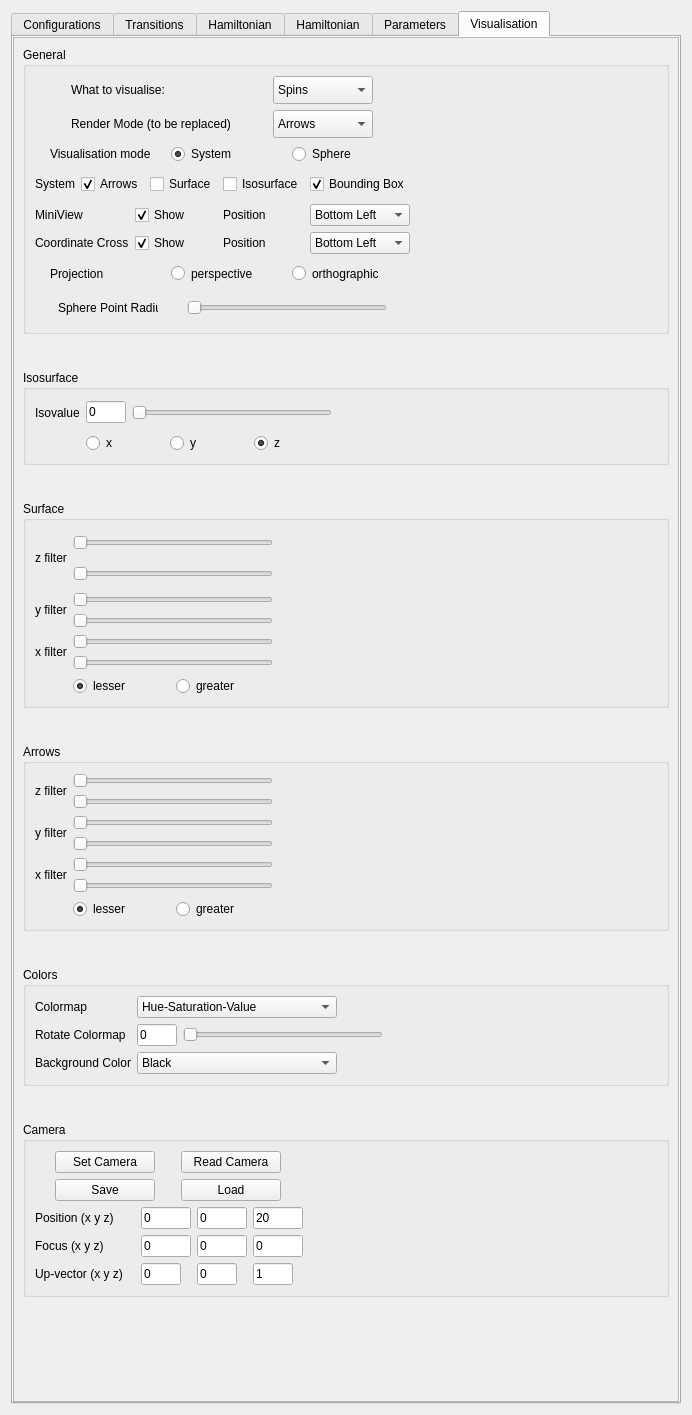
Old version of the form ui-qt/ui/SettingsWidget.ui in the repository spirit-code/spirit.
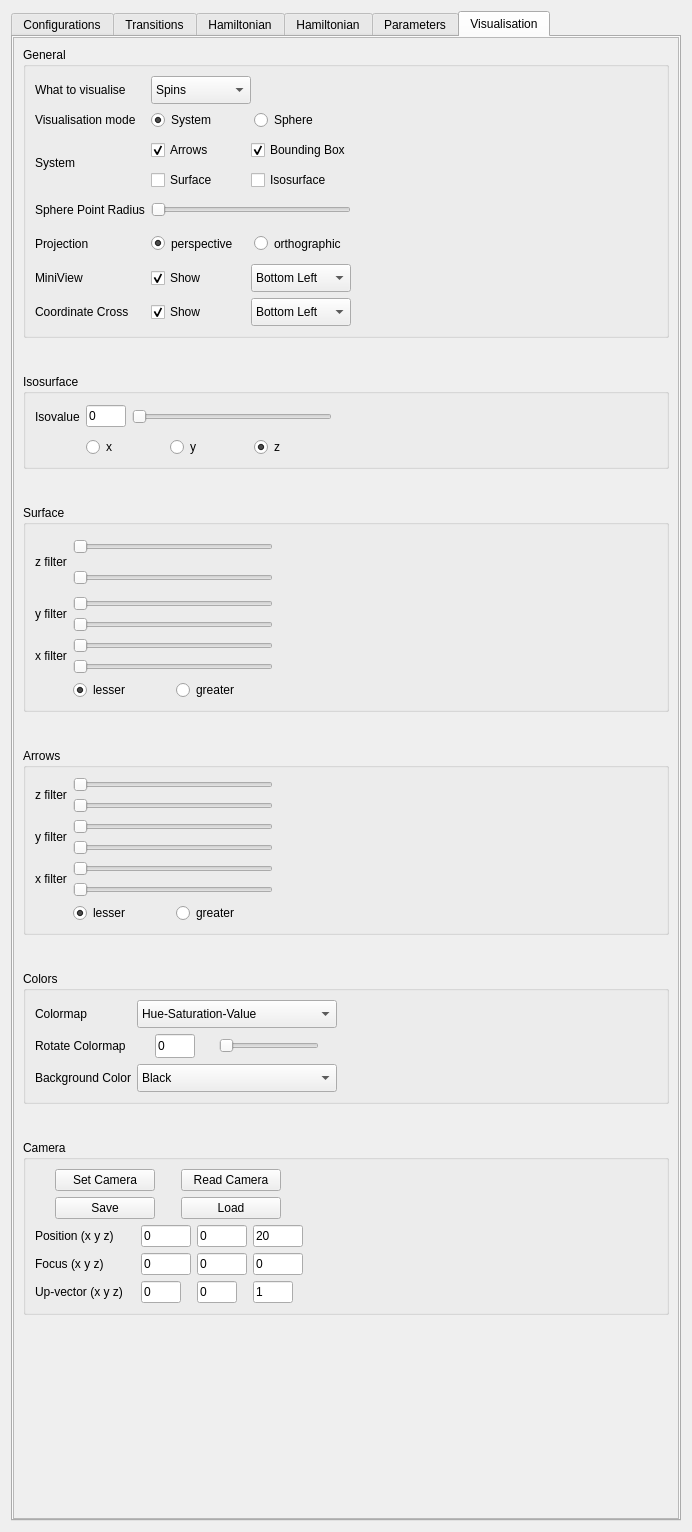
New version of the form. The open tabs and pages were chosen to show the change.

Commit message: UI-QT: improved visualisation settings tab.

Diff of the .ui file:
```diff
--- a/ui-qt/ui/SettingsWidget.ui
+++ b/ui-qt/ui/SettingsWidget.ui
@@ -7,7 +7,7 @@
     <x>0</x>
     <y>0</y>
     <width>692</width>
-    <height>1415</height>
+    <height>1532</height>
    </rect>
   </property>
   <property name="sizePolicy">
@@ -73,8 +73,8 @@
            <rect>
             <x>0</x>
             <y>0</y>
-            <width>666</width>
-            <height>1369</height>
+            <width>662</width>
+            <height>1479</height>
            </rect>
           </property>
           <layout class="QVBoxLayout" name="verticalLayout_3">
@@ -218,6 +218,22 @@
              </item>
             </layout>
            </item>
+           <item>
+            <spacer name="verticalSpacer_17">
+             <property name="orientation">
+              <enum>Qt::Vertical</enum>
+             </property>
+             <property name="sizeType">
+              <enum>QSizePolicy::Maximum</enum>
+             </property>
+             <property name="sizeHint" stdset="0">
+              <size>
+               <width>20</width>
+               <height>30</height>
+              </size>
+             </property>
+            </spacer>
+           </item>
            <item>
             <widget class="QGroupBox" name="groupBox_11">
              <property name="title">
@@ -1288,8 +1304,8 @@
            <rect>
             <x>0</x>
             <y>0</y>
-            <width>666</width>
-            <height>1369</height>
+            <width>662</width>
+            <height>1479</height>
            </rect>
           </property>
           <layout class="QVBoxLayout" name="verticalLayout_5">
@@ -1567,8 +1583,8 @@
            <rect>
             <x>0</x>
             <y>0</y>
-            <width>666</width>
-            <height>1322</height>
+            <width>662</width>
+            <height>1425</height>
            </rect>
           </property>
           <layout class="QGridLayout" name="gridLayout_6">
@@ -2230,8 +2246,8 @@
            <rect>
             <x>0</x>
             <y>0</y>
-            <width>666</width>
-            <height>1322</height>
+            <width>662</width>
+            <height>1425</height>
            </rect>
           </property>
           <layout class="QGridLayout" name="gridLayout_29">
@@ -2696,8 +2712,8 @@
            <rect>
             <x>0</x>
             <y>0</y>
-            <width>666</width>
-            <height>1369</height>
+            <width>662</width>
+            <height>1479</height>
            </rect>
           </property>
           <layout class="QGridLayout" name="gridLayout_13">
@@ -3108,8 +3124,8 @@
            <rect>
             <x>0</x>
             <y>0</y>
-            <width>666</width>
-            <height>1369</height>
+            <width>662</width>
+            <height>1479</height>
            </rect>
           </property>
           <layout class="QVBoxLayout" name="verticalLayout_4">
@@ -3119,7 +3135,281 @@
               <string>General</string>
              </property>
              <layout class="QGridLayout" name="gridLayout_61">
-              <item row="2" column="6">
+              <item row="2" column="2">
+               <layout class="QGridLayout" name="gridLayout_76">
+                <item row="0" column="2">
+                 <widget class="QRadioButton" name="radioButton_vismode_sphere">
+                  <property name="maximumSize">
+                   <size>
+                    <width>100</width>
+                    <height>16777215</height>
+                   </size>
+                  </property>
+                  <property name="text">
+                   <string>Sphere</string>
+                  </property>
+                  <attribute name="buttonGroup">
+                   <string notr="true">buttonGroup_2</string>
+                  </attribute>
+                 </widget>
+                </item>
+                <item row="0" column="0">
+                 <widget class="QRadioButton" name="radioButton_vismode_system">
+                  <property name="maximumSize">
+                   <size>
+                    <width>100</width>
+                    <height>16777215</height>
+                   </size>
+                  </property>
+                  <property name="text">
+                   <string>System</string>
+                  </property>
+                  <property name="checked">
+                   <bool>true</bool>
+                  </property>
+                  <attribute name="buttonGroup">
+                   <string notr="true">buttonGroup_2</string>
+                  </attribute>
+                 </widget>
+                </item>
+               </layout>
+              </item>
+              <item row="1" column="0">
+               <widget class="QLabel" name="label_22">
+                <property name="minimumSize">
+                 <size>
+                  <width>0</width>
+                  <height>28</height>
+                 </size>
+                </property>
+                <property name="maximumSize">
+                 <size>
+                  <width>120</width>
+                  <height>16777215</height>
+                 </size>
+                </property>
+                <property name="text">
+                 <string>What to visualise</string>
+                </property>
+               </widget>
+              </item>
+              <item row="5" column="0">
+               <widget class="QLabel" name="label_46">
+                <property name="minimumSize">
+                 <size>
+                  <width>0</width>
+                  <height>28</height>
+                 </size>
+                </property>
+                <property name="maximumSize">
+                 <size>
+                  <width>100</width>
+                  <height>16777215</height>
+                 </size>
+                </property>
+                <property name="text">
+                 <string>Projection</string>
+                </property>
+               </widget>
+              </item>
+              <item row="2" column="0">
+               <widget class="QLabel" name="label_55">
+                <property name="maximumSize">
+                 <size>
+                  <width>120</width>
+                  <height>16777215</height>
+                 </size>
+                </property>
+                <property name="text">
+                 <string>Visualisation mode</string>
+                </property>
+               </widget>
+              </item>
+              <item row="3" column="0">
+               <widget class="QLabel" name="label_56">
+                <property name="maximumSize">
+                 <size>
+                  <width>100</width>
+                  <height>16777215</height>
+                 </size>
+                </property>
+                <property name="text">
+                 <string>System</string>
+                </property>
+               </widget>
+              </item>
+              <item row="4" column="2">
+               <widget class="QSlider" name="horizontalSlider_spherePointSize">
+                <property name="minimumSize">
+                 <size>
+                  <width>0</width>
+                  <height>25</height>
+                 </size>
+                </property>
+                <property name="maximumSize">
+                 <size>
+                  <width>200</width>
+                  <height>16777215</height>
+                 </size>
+                </property>
+                <property name="orientation">
+                 <enum>Qt::Horizontal</enum>
+                </property>
+               </widget>
+              </item>
+              <item row="4" column="0">
+               <widget class="QLabel" name="label_47">
+                <property name="minimumSize">
+                 <size>
+                  <width>0</width>
+                  <height>28</height>
+                 </size>
+                </property>
+                <property name="maximumSize">
+                 <size>
+                  <width>130</width>
+                  <height>16777215</height>
+                 </size>
+                </property>
+                <property name="text">
+                 <string>Sphere Point Radius</string>
+                </property>
+               </widget>
+              </item>
+              <item row="7" column="2">
+               <layout class="QGridLayout" name="gridLayout_74">
+                <item row="0" column="0">
+                 <widget class="QCheckBox" name="checkBox_showCoordinateSystem">
+                  <property name="maximumSize">
+                   <size>
+                    <width>100</width>
+                    <height>16777215</height>
+                   </size>
+                  </property>
+                  <property name="text">
+                   <string>Show</string>
+                  </property>
+                  <property name="checked">
+                   <bool>true</bool>
+                  </property>
+                 </widget>
+                </item>
+                <item row="0" column="1">
+                 <widget class="QComboBox" name="comboBox_coordinateSystemPosition">
+                  <property name="minimumSize">
+                   <size>
+                    <width>0</width>
+                    <height>28</height>
+                   </size>
+                  </property>
+                  <property name="maximumSize">
+                   <size>
+                    <width>100</width>
+                    <height>16777215</height>
+                   </size>
+                  </property>
+                  <item>
+                   <property name="text">
+                    <string>Bottom Left</string>
+                   </property>
+                  </item>
+                  <item>
+                   <property name="text">
+                    <string>Bottom Right</string>
+                   </property>
+                  </item>
+                  <item>
+                   <property name="text">
+                    <string>Top Left</string>
+                   </property>
+                  </item>
+                  <item>
+                   <property name="text">
+                    <string>Top Right</string>
+                   </property>
+                  </item>
+                 </widget>
+                </item>
+               </layout>
+              </item>
+              <item row="6" column="0">
+               <widget class="QLabel" name="label_57">
+                <property name="maximumSize">
+                 <size>
+                  <width>100</width>
+                  <height>16777215</height>
+                 </size>
+                </property>
+                <property name="text">
+                 <string>MiniView</string>
+                </property>
+               </widget>
+              </item>
+              <item row="7" column="0">
+               <widget class="QLabel" name="label_58">
+                <property name="maximumSize">
+                 <size>
+                  <width>120</width>
+                  <height>16777215</height>
+                 </size>
+                </property>
+                <property name="text">
+                 <string>Coordinate Cross</string>
+                </property>
+               </widget>
+              </item>
+              <item row="5" column="2">
+               <layout class="QHBoxLayout" name="horizontalLayout">
+                <item>
+                 <widget class="QRadioButton" name="radioButton_perspectiveProjection">
+                  <property name="minimumSize">
+                   <size>
+                    <width>0</width>
+                    <height>25</height>
+                   </size>
+                  </property>
+                  <property name="maximumSize">
+                   <size>
+                    <width>100</width>
+                    <height>16777215</height>
+                   </size>
+                  </property>
+                  <property name="text">
+                   <string>perspective</string>
+                  </property>
+                  <property name="checked">
+                   <bool>true</bool>
+                  </property>
+                  <attribute name="buttonGroup">
+                   <string notr="true">buttonGroup</string>
+                  </attribute>
+                 </widget>
+                </item>
+                <item>
+                 <widget class="QRadioButton" name="radioButton_orthographicProjection">
+                  <property name="minimumSize">
+                   <size>
+                    <width>0</width>
+                    <height>25</height>
+                   </size>
+                  </property>
+                  <property name="maximumSize">
+                   <size>
+                    <width>100</width>
+                    <height>16777215</height>
+                   </size>
+                  </property>
+                  <property name="text">
+                   <string>orthographic</string>
+                  </property>
+                  <attribute name="buttonGroup">
+                   <string notr="true">buttonGroup</string>
+                  </attribute>
+                 </widget>
+                </item>
+               </layout>
+              </item>
+              <item row="1" column="4">
                <spacer name="horizontalSpacer_21">
                 <property name="orientation">
                  <enum>Qt::Horizontal</enum>
@@ -3132,38 +3422,9 @@
                 </property>
                </spacer>
               </item>
-              <item row="3" column="1">
+              <item row="3" column="2">
                <layout class="QGridLayout" name="gridLayout_67">
-                <item row="0" column="0">
-                 <widget class="QLabel" name="label_56">
-                  <property name="maximumSize">
-                   <size>
-                    <width>100</width>
-                    <height>16777215</height>
-                   </size>
-                  </property>
-                  <property name="text">
-                   <string>System</string>
-                  </property>
-                 </widget>
-                </item>
-                <item row="0" column="1">
-                 <widget class="QCheckBox" name="checkBox_show_arrows">
-                  <property name="maximumSize">
-                   <size>
-                    <width>100</width>
-                    <height>16777215</height>
-                   </size>
-                  </property>
-                  <property name="text">
-                   <string>Arrows</string>
-                  </property>
-                  <property name="checked">
-                   <bool>true</bool>
-                  </property>
-                 </widget>
-                </item>
-                <item row="0" column="3">
+                <item row="2" column="4">
                  <widget class="QCheckBox" name="checkBox_show_isosurface">
                   <property name="maximumSize">
                    <size>
@@ -3176,7 +3437,7 @@
                   </property>
                  </widget>
                 </item>
-                <item row="0" column="2">
+                <item row="2" column="1">
                  <widget class="QCheckBox" name="checkBox_show_surface">
                   <property name="maximumSize">
                    <size>
@@ -3189,6 +3450,22 @@
                   </property>
                  </widget>
                 </item>
+                <item row="0" column="1">
+                 <widget class="QCheckBox" name="checkBox_show_arrows">
+                  <property name="maximumSize">
+                   <size>
+                    <width>100</width>
+                    <height>16777215</height>
+                   </size>
+                  </property>
+                  <property name="text">
+                   <string>Arrows</string>
+                  </property>
+                  <property name="checked">
+                   <bool>true</bool>
+                  </property>
+                 </widget>
+                </item>
                 <item row="0" column="4">
                  <widget class="QCheckBox" name="checkBox_showBoundingBox">
                   <property name="minimumSize">
@@ -3213,9 +3490,9 @@
                 </item>
                </layout>
               </item>
-              <item row="4" column="1">
+              <item row="6" column="2">
                <layout class="QGridLayout" name="gridLayout_73">
-                <item row="0" column="1">
+                <item row="0" column="0">
                  <widget class="QCheckBox" name="checkBox_showMiniView">
                   <property name="maximumSize">
                    <size>
@@ -3231,112 +3508,20 @@
                   </property>
                  </widget>
                 </item>
-                <item row="0" column="0">
-                 <widget class="QLabel" name="label_57">
-                  <property name="maximumSize">
-                   <size>
-                    <width>100</width>
-                    <height>16777215</height>
-                   </size>
-                  </property>
-                  <property name="text">
-                   <string>MiniView</string>
-                  </property>
-                 </widget>
-                </item>
-                <item row="0" column="3">
+                <item row="0" column="2">
                  <widget class="QComboBox" name="comboBox_miniViewPosition">
-                  <property name="maximumSize">
+                  <property name="minimumSize">
                    <size>
-                    <width>100</width>
-                    <height>16777215</height>
+                    <width>0</width>
+                    <height>28</height>
                    </size>
                   </property>
-                  <item>
-                   <property name="text">
-                    <string>Bottom Left</string>
-                   </property>
-                  </item>
-                  <item>
-                   <property name="text">
-                    <string>Bottom Right</string>
-                   </property>
-                  </item>
-                  <item>
-                   <property name="text">
-                    <string>Top Left</string>
-                   </property>
-                  </item>
-                  <item>
-                   <property name="text">
-                    <string>Top Right</string>
-                   </property>
-                  </item>
-                 </widget>
-                </item>
-                <item row="0" column="2">
-                 <widget class="QLabel" name="label_40">
                   <property name="maximumSize">
                    <size>
                     <width>100</width>
                     <height>16777215</height>
                    </size>
                   </property>
-                  <property name="text">
-                   <string>Position</string>
-                  </property>
-                 </widget>
-                </item>
-                <item row="1" column="0">
-                 <widget class="QLabel" name="label_58">
-                  <property name="maximumSize">
-                   <size>
-                    <width>100</width>
-                    <height>16777215</height>
-                   </size>
-                  </property>
-                  <property name="text">
-                   <string>Coordinate Cross</string>
-                  </property>
-                 </widget>
-                </item>
-                <item row="1" column="1">
-                 <widget class="QCheckBox" name="checkBox_showCoordinateSystem">
-                  <property name="maximumSize">
-                   <size>
-                    <width>100</width>
-                    <height>16777215</height>
-                   </size>
-                  </property>
-                  <property name="text">
-                   <string>Show</string>
-                  </property>
-                  <property name="checked">
-                   <bool>true</bool>
-                  </property>
-                 </widget>
-                </item>
-                <item row="1" column="2">
-                 <widget class="QLabel" name="label_39">
-                  <property name="maximumSize">
-                   <size>
-                    <width>100</width>
-                    <height>16777215</height>
-                   </size>
-                  </property>
-                  <property name="text">
-                   <string>Position</string>
-                  </property>
-                 </widget>
-                </item>
-                <item row="1" column="3">
-                 <widget class="QComboBox" name="comboBox_coordinateSystemPosition">
-                  <property name="maximumSize">
-                   <size>
-                    <width>100</width>
-                    <height>16777215</height>
-                   </size>
-                  </property>
                   <item>
                    <property name="text">
                     <string>Bottom Left</string>
@@ -3361,269 +3546,39 @@
                 </item>
                </layout>
               </item>
-              <item row="5" column="1">
-               <layout class="QHBoxLayout" name="horizontalLayout">
+              <item row="1" column="2">
+               <widget class="QComboBox" name="comboBox_VisualisationSource">
+                <property name="minimumSize">
+                 <size>
+                  <width>0</width>
+                  <height>28</height>
+                 </size>
+                </property>
+                <property name="maximumSize">
+                 <size>
+                  <width>100</width>
+                  <height>16777215</height>
+                 </size>
+                </property>
+                <property name="currentText">
+                 <string>Spins</string>
+                </property>
                 <item>
-                 <widget class="QLabel" name="label_46">
-                  <property name="minimumSize">
-                   <size>
-                    <width>0</width>
-                    <height>28</height>
-                   </size>
-                  </property>
-                  <property name="maximumSize">
-                   <size>
-                    <width>100</width>
-                    <height>16777215</height>
-                   </size>
-                  </property>
-                  <property name="text">
-                   <string>Projection</string>
-                  </property>
-                 </widget>
+                 <property name="text">
+                  <string>Spins</string>
+                 </property>
                 </item>
                 <item>
-                 <widget class="QRadioButton" name="radioButton_perspectiveProjection">
-                  <property name="minimumSize">
-                   <size>
-                    <width>0</width>
-                    <height>25</height>
-                   </size>
-                  </property>
-                  <property name="maximumSize">
-                   <size>
-                    <width>100</width>
-                    <height>16777215</height>
-                   </size>
-                  </property>
-                  <property name="text">
-                   <string>perspective</string>
-                  </property>
-                  <property name="checked">
-                   <bool>true</bool>
-                  </property>
-                 </widget>
+                 <property name="text">
+                  <string>Effective Field</string>
+                 </property>
                 </item>
                 <item>
-                 <widget class="QRadioButton" name="radioButton_orthographicProjection">
-                  <property name="minimumSize">
-                   <size>
-                    <width>0</width>
-                    <height>25</height>
-                   </size>
-                  </property>
-                  <property name="maximumSize">
-                   <size>
-                    <width>100</width>
-                    <height>16777215</height>
-                   </size>
-                  </property>
-                  <property name="text">
-                   <string>orthographic</string>
-                  </property>
-                 </widget>
+                 <property name="text">
+                  <string>External Magnetic Field</string>
+                 </property>
                 </item>
-               </layout>
-              </item>
-              <item row="7" column="1">
-               <layout class="QGridLayout" name="gridLayout_74">
-                <item row="0" column="0">
-                 <widget class="QLabel" name="label_47">
-                  <property name="minimumSize">
-                   <size>
-                    <width>0</width>
-                    <height>28</height>
-                   </size>
-                  </property>
-                  <property name="maximumSize">
-                   <size>
-                    <width>100</width>
-                    <height>16777215</height>
-                   </size>
-                  </property>
-                  <property name="text">
-                   <string>Sphere Point Radius</string>
-                  </property>
-                 </widget>
-                </item>
-                <item row="0" column="1">
-                 <widget class="QSlider" name="horizontalSlider_spherePointSize">
-                  <property name="minimumSize">
-                   <size>
-                    <width>0</width>
-                    <height>25</height>
-                   </size>
-                  </property>
-                  <property name="maximumSize">
-                   <size>
-                    <width>200</width>
-                    <height>16777215</height>
-                   </size>
-                  </property>
-                  <property name="orientation">
-                   <enum>Qt::Horizontal</enum>
-                  </property>
-                 </widget>
-                </item>
-               </layout>
-              </item>
-              <item row="2" column="1">
-               <layout class="QGridLayout" name="gridLayout_76">
-                <item row="0" column="0">
-                 <widget class="QLabel" name="label_55">
-                  <property name="maximumSize">
-                   <size>
-                    <width>100</width>
-                    <height>16777215</height>
-                   </size>
-                  </property>
-                  <property name="text">
-                   <string>Visualisation mode</string>
-                  </property>
-                 </widget>
-                </item>
-                <item row="0" column="1">
-                 <widget class="QRadioButton" name="radioButton_vismode_system">
-                  <property name="maximumSize">
-                   <size>
-                    <width>100</width>
-                    <height>16777215</height>
-                   </size>
-                  </property>
-                  <property name="text">
-                   <string>System</string>
-                  </property>
-                  <property name="checked">
-                   <bool>true</bool>
-                  </property>
-                 </widget>
-                </item>
-                <item row="0" column="2">
-                 <widget class="QRadioButton" name="radioButton_vismode_sphere">
-                  <property name="maximumSize">
-                   <size>
-                    <width>100</width>
-                    <height>16777215</height>
-                   </size>
-                  </property>
-                  <property name="text">
-                   <string>Sphere</string>
-                  </property>
-                 </widget>
-                </item>
-               </layout>
-              </item>
-              <item row="1" column="1">
-               <layout class="QGridLayout" name="gridLayout_75">
-                <item row="1" column="0">
-                 <widget class="QLabel" name="label_35">
-                  <property name="minimumSize">
-                   <size>
-                    <width>0</width>
-                    <height>28</height>
-                   </size>
-                  </property>
-                  <property name="maximumSize">
-                   <size>
-                    <width>200</width>
-                    <height>16777215</height>
-                   </size>
-                  </property>
-                  <property name="text">
-                   <string>Render Mode (to be replaced)</string>
-                  </property>
-                 </widget>
-                </item>
-                <item row="1" column="1">
-                 <widget class="QComboBox" name="comboBox_visualizationMode">
-                  <property name="minimumSize">
-                   <size>
-                    <width>0</width>
-                    <height>28</height>
-                   </size>
-                  </property>
-                  <property name="maximumSize">
-                   <size>
-                    <width>100</width>
-                    <height>16777215</height>
-                   </size>
-                  </property>
-                  <item>
-                   <property name="text">
-                    <string>Arrows</string>
-                   </property>
-                  </item>
-                  <item>
-                   <property name="text">
-                    <string>Surface</string>
-                   </property>
-                  </item>
-                  <item>
-                   <property name="text">
-                    <string>Isosurface</string>
-                   </property>
-                  </item>
-                  <item>
-                   <property name="text">
-                    <string>Sphere</string>
-                   </property>
-                  </item>
-                 </widget>
-                </item>
-                <item row="0" column="0">
-                 <widget class="QLabel" name="label_22">
-                  <property name="minimumSize">
-                   <size>
-                    <width>0</width>
-                    <height>28</height>
-                   </size>
-                  </property>
-                  <property name="maximumSize">
-                   <size>
-                    <width>100</width>
-                    <height>16777215</height>
-                   </size>
-                  </property>
-                  <property name="text">
-                   <string>What to visualise:</string>
-                  </property>
-                 </widget>
-                </item>
-                <item row="0" column="1">
-                 <widget class="QComboBox" name="comboBox_VisualisationSource">
-                  <property name="minimumSize">
-                   <size>
-                    <width>0</width>
-                    <height>28</height>
-                   </size>
-                  </property>
-                  <property name="maximumSize">
-                   <size>
-                    <width>100</width>
-                    <height>16777215</height>
-                   </size>
-                  </property>
-                  <property name="currentText">
-                   <string>Spins</string>
-                  </property>
-                  <item>
-                   <property name="text">
-                    <string>Spins</string>
-                   </property>
-                  </item>
-                  <item>
-                   <property name="text">
-                    <string>Effective Field</string>
-                   </property>
-                  </item>
-                  <item>
-                   <property name="text">
-                    <string>External Magnetic Field</string>
-                   </property>
-                  </item>
-                 </widget>
-                </item>
-               </layout>
+               </widget>
               </item>
              </layout>
             </widget>
@@ -4177,8 +4132,48 @@
               <string>Colors</string>
              </property>
              <layout class="QGridLayout" name="gridLayout_52">
+              <item row="2" column="0">
+               <widget class="QLabel" name="label_38">
+                <property name="text">
+                 <string>Background Color</string>
+                </property>
+               </widget>
+              </item>
+              <item row="0" column="0">
+               <widget class="QLabel" name="label_37">
+                <property name="text">
+                 <string>Colormap</string>
+                </property>
+               </widget>
+              </item>
+              <item row="1" column="0">
+               <widget class="QLabel" name="label_61">
+                <property name="text">
+                 <string>Rotate Colormap</string>
+                </property>
+               </widget>
+              </item>
               <item row="0" column="2">
+               <spacer name="horizontalSpacer_39">
+                <property name="orientation">
+                 <enum>Qt::Horizontal</enum>
+                </property>
+                <property name="sizeHint" stdset="0">
+                 <size>
+                  <width>40</width>
+                  <height>20</height>
+                 </size>
+                </property>
+               </spacer>
+              </item>
+              <item row="0" column="1">
                <widget class="QComboBox" name="comboBox_colormap">
+                <property name="minimumSize">
+                 <size>
+                  <width>0</width>
+                  <height>28</height>
+                 </size>
+                </property>
                 <property name="maximumSize">
                  <size>
                   <width>200</width>
@@ -4212,15 +4207,14 @@
                 </item>
                </widget>
               </item>
-              <item row="3" column="0">
-               <widget class="QLabel" name="label_38">
-                <property name="text">
-                 <string>Background Color</string>
-                </property>
-               </widget>
-              </item>
-              <item row="3" column="2">
+              <item row="2" column="1">
                <widget class="QComboBox" name="comboBox_backgroundColor">
+                <property name="minimumSize">
+                 <size>
+                  <width>0</width>
+                  <height>28</height>
+                 </size>
+                </property>
                 <property name="maximumSize">
                  <size>
                   <width>200</width>
@@ -4244,30 +4238,16 @@
                 </item>
                </widget>
               </item>
-              <item row="0" column="0">
-               <widget class="QLabel" name="label_37">
-                <property name="text">
-                 <string>Colormap</string>
-                </property>
-               </widget>
-              </item>
-              <item row="0" column="5">
-               <spacer name="horizontalSpacer_39">
-                <property name="orientation">
-                 <enum>Qt::Horizontal</enum>
-                </property>
-                <property name="sizeHint" stdset="0">
-                 <size>
-                  <width>40</width>
-                  <height>20</height>
-                 </size>
-                </property>
-               </spacer>
-              </item>
-              <item row="2" column="2">
-               <layout class="QGridLayout" name="gridLayout_77">
+              <item row="1" column="1">
+               <layout class="QGridLayout" name="gridLayout_72">
                 <item row="0" column="0">
                  <widget class="QLineEdit" name="lineEdit_colormap_rotate">
+                  <property name="minimumSize">
+                   <size>
+                    <width>0</width>
+                    <height>24</height>
+                   </size>
+                  </property>
                   <property name="maximumSize">
                    <size>
                     <width>40</width>
@@ -4283,7 +4263,7 @@
                  <widget class="QSlider" name="horizontalSlider_colormap_rotate">
                   <property name="maximumSize">
                    <size>
-                    <width>200</width>
+                    <width>100</width>
                     <height>16777215</height>
                    </size>
                   </property>
@@ -4294,13 +4274,6 @@
                 </item>
                </layout>
               </item>
-              <item row="2" column="0">
-               <widget class="QLabel" name="label_61">
-                <property name="text">
-                 <string>Rotate Colormap</string>
-                </property>
-               </widget>
-              </item>
              </layout>
             </widget>
            </item>
```
Left out of the diff: 4 changed lines with no effect on the pictures. The commit also changes 2 other files.
